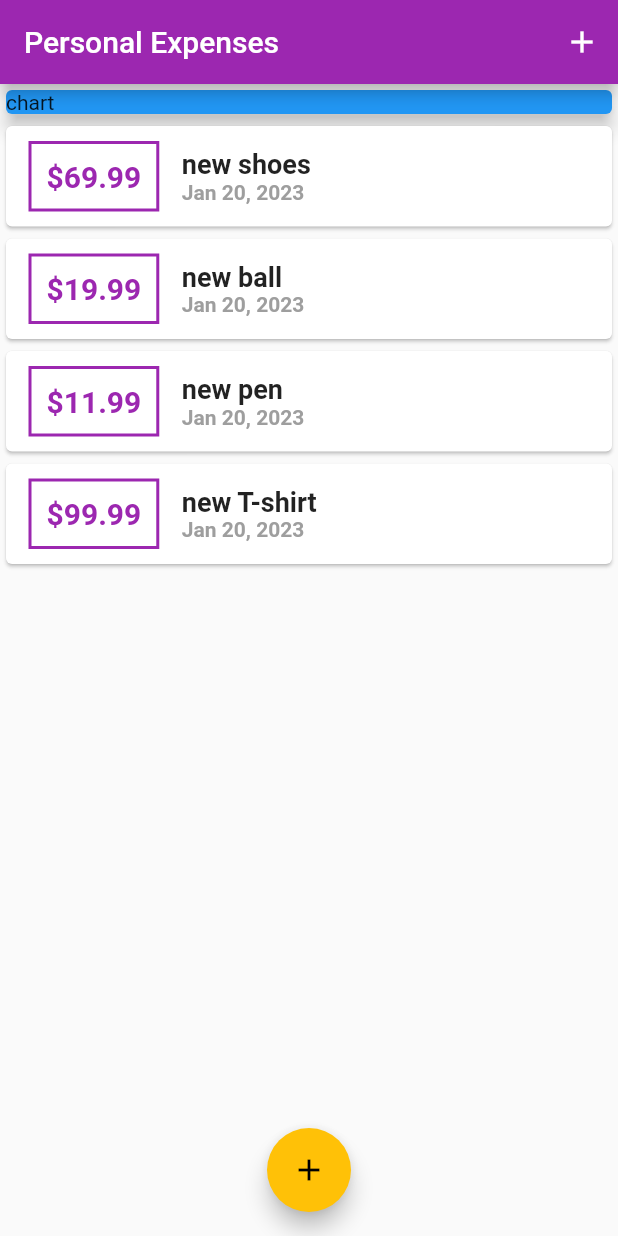
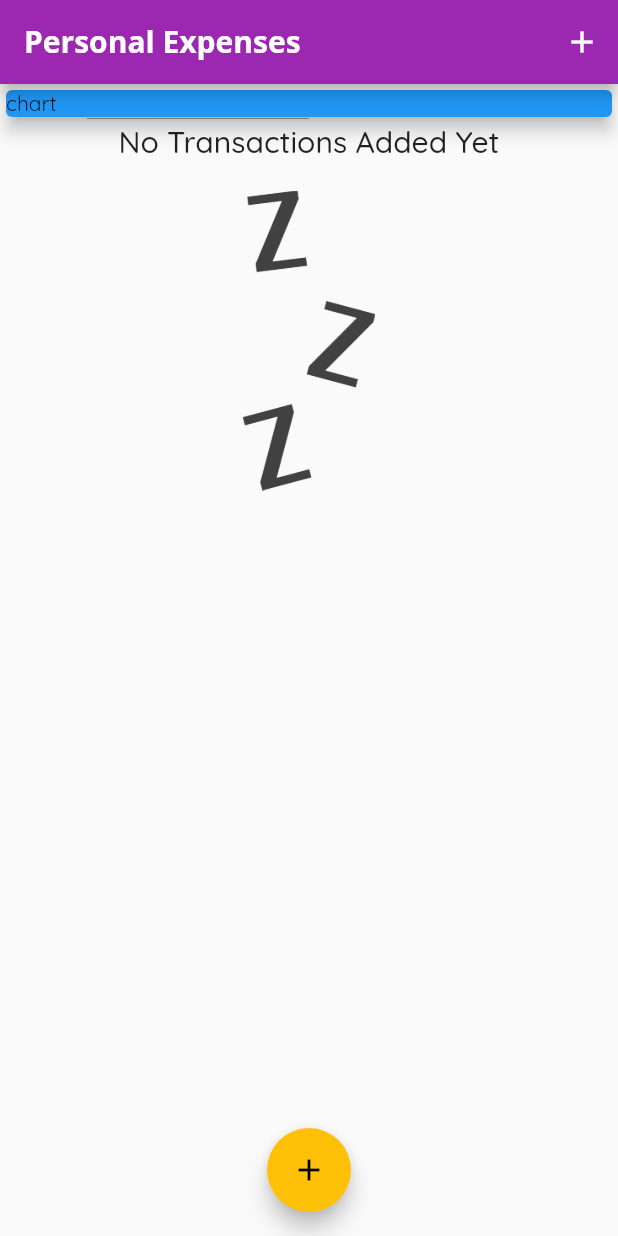
Before and after one commit to AmmarHussien/new_app, a Flutter app: the screen it shows after launch, on a phone screen of 412 x 824 dp. Run offline on Flutter 3.47's test engine with Material 2 defaults, Android fonts, the phone set to English and light mode, and no system bars.

```diff
--- a/lib/main.dart
+++ b/lib/main.dart
@@ -17,6 +17,13 @@ class MyApp extends StatelessWidget {
       theme: ThemeData(
         primarySwatch: Colors.purple,
         accentColor: Colors.amber,
+        fontFamily: 'QuickSand',
+        appBarTheme: const AppBarTheme(
+            titleTextStyle: TextStyle(
+          fontFamily: 'OpenSans',
+          fontSize: 20,
+          fontWeight: FontWeight.bold,
+        )),
       ),
       debugShowCheckedModeBanner: false,
       home: const MyHomePage(),
@@ -35,30 +42,30 @@ class _MyHomePageState extends State<MyHomePage> {
   // late String titleInput;
 
   final List<Transaction> _userTransaction = [
-    Transaction(
-      id: 't1',
-      title: 'new shoes',
-      amount: 69.99,
-      date: DateTime.now(),
-    ),
-    Transaction(
-      id: 't2',
-      title: 'new ball',
-      amount: 19.99,
-      date: DateTime.now(),
-    ),
-    Transaction(
-      id: 't3',
-      title: 'new pen',
-      amount: 11.99,
-      date: DateTime.now(),
-    ),
-    Transaction(
-      id: 't4',
-      title: 'new T-shirt',
-      amount: 99.99,
-      date: DateTime.now(),
-    ),
+    // Transaction(
+    //   id: 't1',
+    //   title: 'new shoes',
+    //   amount: 69.99,
+    //   date: DateTime.now(),
+    // ),
+    // Transaction(
+    //   id: 't2',
+    //   title: 'new ball',
+    //   amount: 19.99,
+    //   date: DateTime.now(),
+    // ),
+    // Transaction(
+    //   id: 't3',
+    //   title: 'new pen',
+    //   amount: 11.99,
+    //   date: DateTime.now(),
+    // ),
+    // Transaction(
+    //   id: 't4',
+    //   title: 'new T-shirt',
+    //   amount: 99.99,
+    //   date: DateTime.now(),
+    // ),
   ];
 
   void _addNewTransaction(String txTitle, double txAmount) {
@@ -93,7 +100,9 @@ class _MyHomePageState extends State<MyHomePage> {
   Widget build(BuildContext context) {
     return Scaffold(
       appBar: AppBar(
-        title: const Text('Personal Expenses'),
+        title: const Text(
+          'Personal Expenses',
+        ),
         actions: [
           IconButton(
             onPressed: () => _startAddNewTransaction(context),
--- a/lib/widgets/transaction_list.dart
+++ b/lib/widgets/transaction_list.dart
@@ -11,9 +11,28 @@ class TransactionList extends StatelessWidget {
   Widget build(BuildContext context) {
     return SizedBox(
       height: 300,
-      child: ListView.builder(
+      child: transactions.isEmpty
+          ? Column(
+              children: [
+                Text(
+                  'No Transactions Added Yet',
+                  style: Theme.of(context).textTheme.headline6,
+                ),
+                const SizedBox(
+                  height: 20,
+                ),
+                Container(
+                  height: 200,
+                  child: Image.asset(
+                    'assets/images/waiting.png',
+                    fit: BoxFit.cover,
+                  ),
+                )
+              ],
+            )
+          : ListView.builder(
               itemBuilder: (context, index) {
-          return  Card(
+                return Card(
                   child: Row(
                     children: [
                       Container(
@@ -23,7 +42,7 @@ class TransactionList extends StatelessWidget {
                         ),
                         decoration: BoxDecoration(
                           border: Border.all(
-                      color:  Theme.of(context).primaryColor,
+                            color: Theme.of(context).primaryColor,
                             width: 2,
                           ),
                         ),
--- a/pubspec.yaml
+++ b/pubspec.yaml
@@ -64,6 +64,8 @@ flutter:
   # assets:
   #   - images/a_dot_burr.jpeg
   #   - images/a_dot_ham.jpeg
+  assets:
+    - assets/images/
 
   # An image asset can refer to one or more resolution-specific "variants", see
   # https://flutter.dev/assets-and-images/#resolution-aware
```
Also changed, not shown: assets/images/waiting.png (added). Lines whose indentation alone changed are shown as unchanged.
